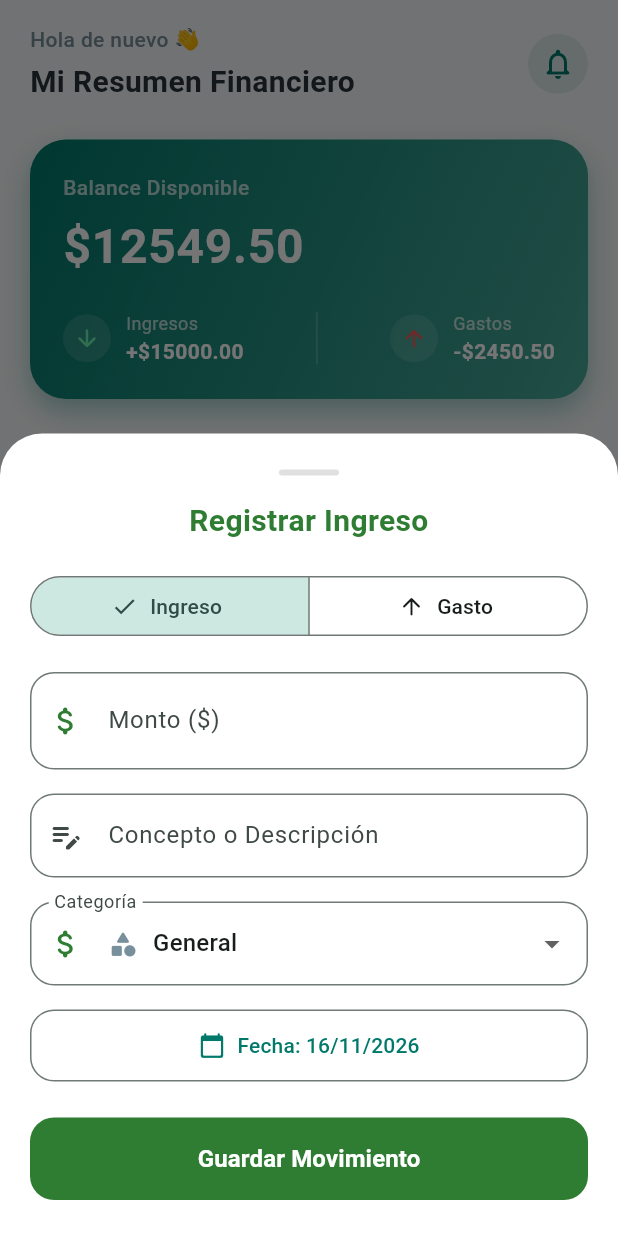
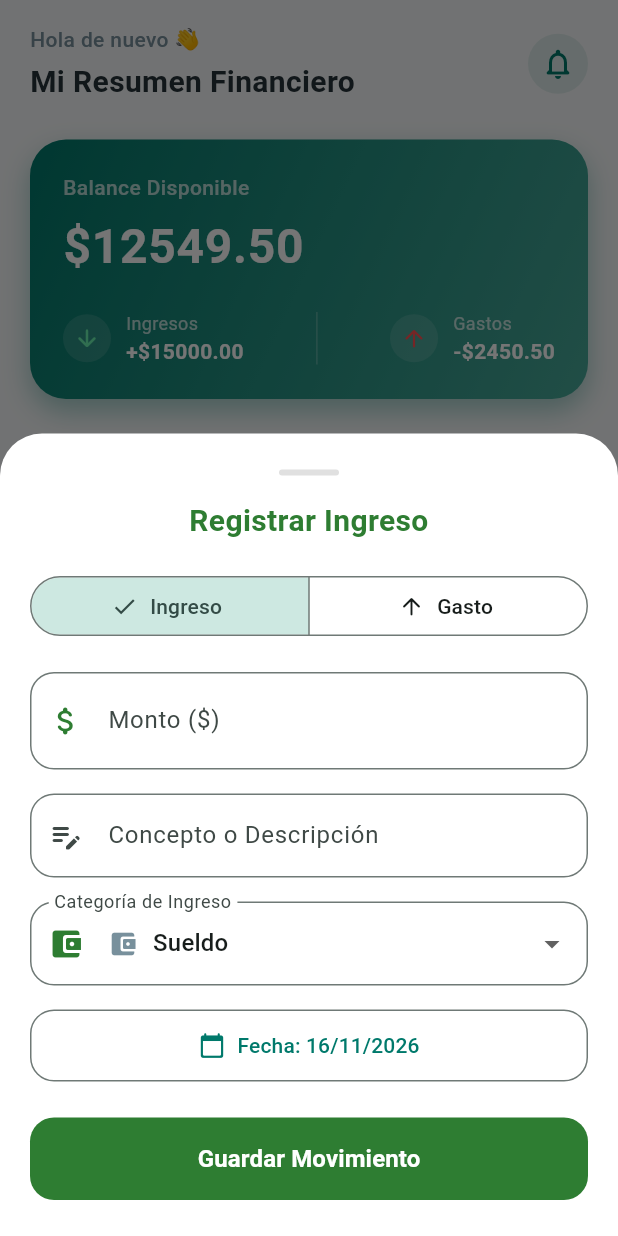
Before and after one commit to A1exauri0/app_finanzas, a Flutter app: the screen it shows after launch, after a tap on "Ingreso", on a phone screen of 412 x 824 dp. Run offline on Flutter 3.47's test engine with Material 3 defaults, Android fonts, the phone set to English and light mode, and no system bars.

Commit message:
feat(componentes): segmentar categorias y crear DeudasResumenCard

```diff
--- a/lib/componentes/nuevo_movimiento_modal.dart
+++ b/lib/componentes/nuevo_movimiento_modal.dart
@@ -12,17 +12,20 @@ import '../constantes/colores_app.dart';
 // IMPORTACIONES DE MODELOS
 // ==========================================
 import '../modelos/movimiento_modelo.dart';
+import '../modelos/deuda_modelo.dart';
 
 // ==========================================
 // COMPONENTE VISUAL: MODAL PARA NUEVO MOVIMIENTO
 // ==========================================
 class NuevoMovimientoModal extends StatefulWidget {
   final TipoMovimiento tipoInicial;
+  final List<DeudaModelo> listaDeudasActivas;
   final Function(MovimientoModelo) alGuardarMovimiento;
 
   const NuevoMovimientoModal({
     super.key,
     required this.tipoInicial,
+    this.listaDeudasActivas = const [],
     required this.alGuardarMovimiento,
   });
 
@@ -41,25 +44,47 @@ class _NuevoMovimientoModalState extends State<NuevoMovimientoModal> {
   // Estados locales del formulario
   late TipoMovimiento _tipoSeleccionado;
   late DateTime _fechaSeleccionada;
-  String _categoriaSeleccionada = 'General';
-  IconData _iconoSeleccionado = Icons.attach_money_rounded;
+  late String _categoriaSeleccionada;
+  late IconData _iconoSeleccionado;
 
-  // Lista de categorías disponibles según el tipo
-  final List<Map<String, dynamic>> _categoriasDisponibles = [
+  // Estado para vincular cobro de deuda
+  String? _deudaSeleccionadaId;
+
+  // Categorías exclusivas para Ingresos
+  static const List<Map<String, dynamic>> _categoriasIngreso = [
     {'nombre': 'Sueldo', 'icono': Icons.account_balance_wallet_rounded},
+    {'nombre': 'Cobro de Deuda', 'icono': Icons.handshake_rounded},
+    {'nombre': 'Ingreso Extra', 'icono': Icons.monetization_on_rounded},
+    {'nombre': 'Ventas', 'icono': Icons.storefront_rounded},
+    {'nombre': 'Inversión', 'icono': Icons.trending_up_rounded},
+    {'nombre': 'Otro Ingreso', 'icono': Icons.add_circle_outline_rounded},
+  ];
+
+  // Categorías exclusivas para Gastos
+  static const List<Map<String, dynamic>> _categoriasGasto = [
     {'nombre': 'Alimentación', 'icono': Icons.shopping_cart_rounded},
     {'nombre': 'Transporte', 'icono': Icons.directions_bus_rounded},
     {'nombre': 'Servicios', 'icono': Icons.wifi_rounded},
     {'nombre': 'Entretenimiento', 'icono': Icons.movie_rounded},
     {'nombre': 'Salud', 'icono': Icons.medical_services_rounded},
-    {'nombre': 'General', 'icono': Icons.category_rounded},
+    {'nombre': 'Educación', 'icono': Icons.school_rounded},
+    {'nombre': 'Otro Gasto', 'icono': Icons.remove_circle_outline_rounded},
   ];
+
+  List<Map<String, dynamic>> get _categoriasActuales =>
+      _tipoSeleccionado == TipoMovimiento.ingreso
+          ? _categoriasIngreso
+          : _categoriasGasto;
 
   @override
   void initState() {
     super.initState();
     _tipoSeleccionado = widget.tipoInicial;
     _fechaSeleccionada = DateTime.now();
+
+    final categoriasIniciales = _categoriasActuales;
+    _categoriaSeleccionada = categoriasIniciales.first['nombre'] as String;
+    _iconoSeleccionado = categoriasIniciales.first['icono'] as IconData;
   }
 
   @override
@@ -69,11 +94,32 @@ class _NuevoMovimientoModalState extends State<NuevoMovimientoModal> {
     super.dispose();
   }
 
+  // Cambio de tipo (Ingreso / Gasto) y actualización de categorías
+  void _cambiarTipoMovimiento(TipoMovimiento nuevoTipo) {
+    setState(() {
+      _tipoSeleccionado = nuevoTipo;
+      final nuevasCategorias = _categoriasActuales;
+      _categoriaSeleccionada = nuevasCategorias.first['nombre'] as String;
+      _iconoSeleccionado = nuevasCategorias.first['icono'] as IconData;
+      _deudaSeleccionadaId = null;
+    });
+  }
+
   // Método para guardar y emitir el nuevo movimiento
   void _guardarFormulario() {
     if (_formularioClave.currentState?.validate() ?? false) {
       final double? monto = double.tryParse(_montoControlador.text.replaceAll(',', ''));
       if (monto == null || monto <= 0) return;
+
+      String? nombreDeudor;
+      if (_tipoSeleccionado == TipoMovimiento.ingreso &&
+          _categoriaSeleccionada == 'Cobro de Deuda' &&
+          _deudaSeleccionadaId != null) {
+        final deuda = widget.listaDeudasActivas.firstWhere(
+          (d) => d.id == _deudaSeleccionadaId,
+        );
+        nombreDeudor = deuda.nombreDeudor;
+      }
 
       final nuevoMovimiento = MovimientoModelo(
         id: DateTime.now().millisecondsSinceEpoch.toString(),
@@ -83,6 +129,8 @@ class _NuevoMovimientoModalState extends State<NuevoMovimientoModal> {
         tipo: _tipoSeleccionado,
         icono: _iconoSeleccionado,
         categoria: _categoriaSeleccionada,
+        idDeudaAsociada: _deudaSeleccionadaId,
+        nombreDeudorAsociado: nombreDeudor,
       );
 
       widget.alGuardarMovimiento(nuevoMovimiento);
@@ -122,6 +170,10 @@ class _NuevoMovimientoModalState extends State<NuevoMovimientoModal> {
   Widget build(BuildContext context) {
     final bool esIngreso = _tipoSeleccionado == TipoMovimiento.ingreso;
     final Color colorActivo = esIngreso ? ColoresApp.ingresoVerde : ColoresApp.gastoRojo;
+    final bool esCobroDeuda = esIngreso && _categoriaSeleccionada == 'Cobro de Deuda';
+
+    // Filtramos las deudas que tienen saldo pendiente
+    final deudasPendientes = widget.listaDeudasActivas.where((d) => !d.estaSaldada).toList();
 
     return Padding(
       padding: EdgeInsets.only(
@@ -178,9 +230,7 @@ class _NuevoMovimientoModalState extends State<NuevoMovimientoModal> {
                 ],
                 selected: {_tipoSeleccionado},
                 onSelectionChanged: (nuevaSeleccion) {
-                  setState(() {
-                    _tipoSeleccionado = nuevaSeleccion.first;
-                  });
+                  _cambiarTipoMovimiento(nuevaSeleccion.first);
                 },
               ),
               const SizedBox(height: 20),
@@ -203,8 +253,9 @@ class _NuevoMovimientoModalState extends State<NuevoMovimientoModal> {
                   if (valor == null || valor.trim().isEmpty) {
                     return 'Ingresa un monto válido';
                   }
-                  if (double.tryParse(valor.replaceAll(',', '')) == null) {
-                    return 'Formato numérico incorrecto';
+                  final montoParsed = double.tryParse(valor.replaceAll(',', ''));
+                  if (montoParsed == null || montoParsed <= 0) {
+                    return 'Ingresa un número positivo mayor a 0';
                   }
                   return null;
                 },
@@ -229,15 +280,16 @@ class _NuevoMovimientoModalState extends State<NuevoMovimientoModal> {
               ),
               const SizedBox(height: 16),
 
-              // Selector de Categoría
+              // Selector de Categoría (Dinámico según Ingreso o Gasto)
               DropdownButtonFormField<String>(
+                key: ValueKey('categoria_$_tipoSeleccionado'),
                 initialValue: _categoriaSeleccionada,
                 decoration: InputDecoration(
-                  labelText: 'Categoría',
+                  labelText: 'Categoría de ${esIngreso ? "Ingreso" : "Gasto"}',
                   prefixIcon: Icon(_iconoSeleccionado, color: colorActivo),
                   border: OutlineInputBorder(borderRadius: BorderRadius.circular(16)),
                 ),
-                items: _categoriasDisponibles.map((cat) {
+                items: _categoriasActuales.map((cat) {
                   return DropdownMenuItem<String>(
                     value: cat['nombre'] as String,
                     child: Row(
@@ -253,7 +305,7 @@ class _NuevoMovimientoModalState extends State<NuevoMovimientoModal> {
                   if (nuevaCategoria != null) {
                     setState(() {
                       _categoriaSeleccionada = nuevaCategoria;
-                      final encontrada = _categoriasDisponibles.firstWhere(
+                      final encontrada = _categoriasActuales.firstWhere(
                         (elem) => elem['nombre'] == nuevaCategoria,
                         orElse: () => {'icono': Icons.category_rounded},
                       );
@@ -263,6 +315,65 @@ class _NuevoMovimientoModalState extends State<NuevoMovimientoModal> {
                 },
               ),
               const SizedBox(height: 16),
+
+              // Sección condicional: Si es Cobro de Deuda, seleccionar de qué deudor se descuenta
+              if (esCobroDeuda) ...[
+                if (deudasPendientes.isEmpty)
+                  Container(
+                    padding: const EdgeInsets.all(12),
+                    decoration: BoxDecoration(
+                      color: Colors.amber.shade50,
+                      borderRadius: BorderRadius.circular(12),
+                      border: Border.all(color: Colors.amber.shade300),
+                    ),
+                    child: const Row(
+                      children: [
+                        Icon(Icons.info_outline, color: Colors.orange),
+                        SizedBox(width: 8),
+                        Expanded(
+                          child: Text(
+                            'No tienes personas con deudas pendientes registradas.',
+                            style: TextStyle(fontSize: 13, color: Colors.brown),
+                          ),
+                        ),
+                      ],
+                    ),
+                  )
+                else
+                  DropdownButtonFormField<String>(
+                    initialValue: _deudaSeleccionadaId,
+                    decoration: InputDecoration(
+                      labelText: '¿Quién te está pagando?',
+                      prefixIcon: const Icon(Icons.person_rounded, color: ColoresApp.ingresoVerde),
+                      border: OutlineInputBorder(borderRadius: BorderRadius.circular(16)),
+                      helperText: 'El monto ingresado se restará automáticamente de su saldo.',
+                    ),
+                    items: deudasPendientes.map((deuda) {
+                      return DropdownMenuItem<String>(
+                        value: deuda.id,
+                        child: Text(
+                          '${deuda.nombreDeudor} (Debe: \$${deuda.montoPendiente.toStringAsFixed(2)})',
+                        ),
+                      );
+                    }).toList(),
+                    onChanged: (nuevaDeudaId) {
+                      setState(() {
+                        _deudaSeleccionadaId = nuevaDeudaId;
+                        if (_conceptoControlador.text.isEmpty && nuevaDeudaId != null) {
+                          final deuda = deudasPendientes.firstWhere((d) => d.id == nuevaDeudaId);
+                          _conceptoControlador.text = 'Abono de ${deuda.nombreDeudor}';
+                        }
+                      });
+                    },
+                    validator: (valor) {
+                      if (valor == null) {
+                        return 'Selecciona de qué deuda se descontará';
+                      }
+                      return null;
+                    },
+                  ),
+                const SizedBox(height: 16),
+              ],
 
               // Botón de Selector de Fecha
               OutlinedButton.icon(
```
Also changed, not shown: lib/componentes/deudas_resumen_card.dart (added, +154 -0 lines).
